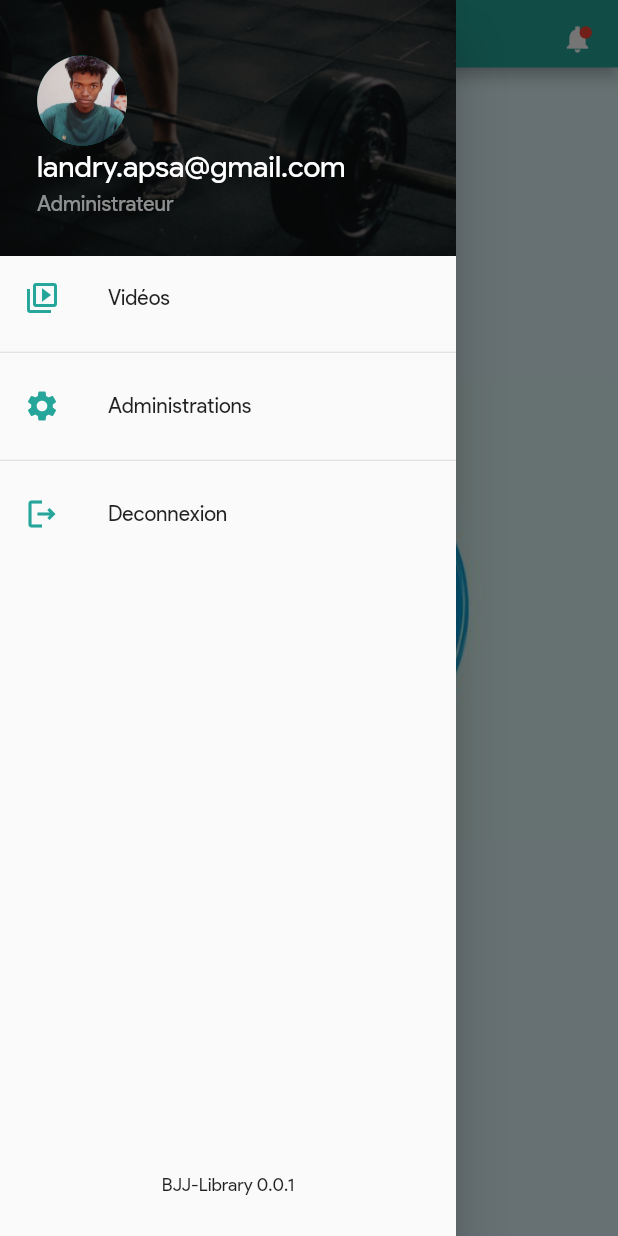
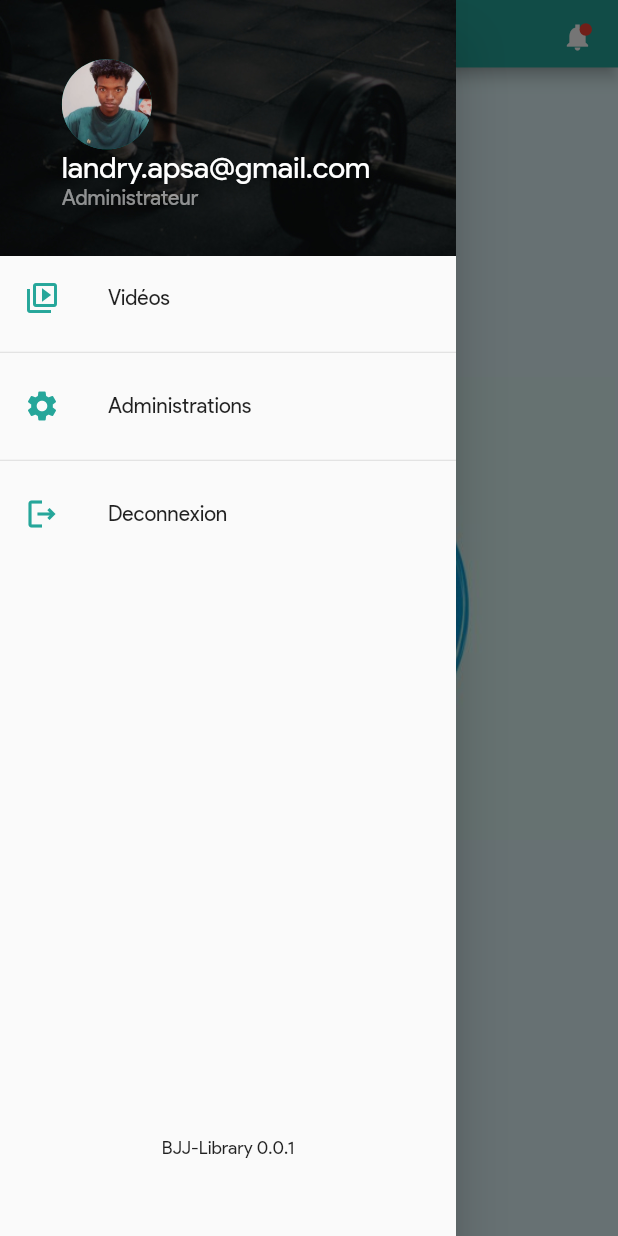
Before and after one commit to iTeam-S/Level-UP-BJJ, a Flutter app: the HomeScreen screen opened directly, with the side drawer open, on a phone screen of 412 x 824 dp. Run offline on Flutter 3.47's test engine with Material 2 defaults, Android fonts, the phone set to English and light mode, and no system bars; our stand-ins replace get, rounded_loading_button, shimmer.

Commit message:
Navigation drawer 3rd version (column centerLeft)

```diff
--- a/lib/home.dart
+++ b/lib/home.dart
@@ -24,13 +24,13 @@ class _HomeScreenState extends State<HomeScreen>{
             children: [
               Container(
                 margin: EdgeInsets.only(
-                  top: MediaQuery.of(context).size.height*0.019,
+                  top: MediaQuery.of(context).size.height*0.017,
                   right: MediaQuery.of(context).size.height*0.02
                 ),
                 child:Icon(Icons.notifications_sharp),
               ),
               Positioned(
-                top: MediaQuery.of(context).size.height*0.020,
+                top: MediaQuery.of(context).size.height*0.018,
                 right: MediaQuery.of(context).size.height*0.02,
                 child: Icon(Icons.brightness_1, size: 10, color: Colors.red),
               )
@@ -51,9 +51,16 @@ class _HomeScreenState extends State<HomeScreen>{
                   width: MediaQuery.of(context).size.width,
                 ),
                 Container(
+                  alignment: Alignment.centerLeft,
                   margin: EdgeInsets.only(
-                    top: MediaQuery.of(context).size.height*0.045,
-                    left: MediaQuery.of(context).size.width*0.06,
+                    top: MediaQuery.of(context).size.height*0.048,
+                  ),
+                  child: Column(
+                    children: [
+                      Container(
+                        alignment: Alignment.centerLeft,
+                        margin: EdgeInsets.only(
+                          left: MediaQuery.of(context).size.width*0.1,
                         ),
                         child: CircleAvatar(
                           radius: 30,
@@ -61,9 +68,9 @@ class _HomeScreenState extends State<HomeScreen>{
                         )
                       ),
                       Container(
+                        alignment: Alignment.centerLeft,
                         margin: EdgeInsets.only(
-                    top: MediaQuery.of(context).size.height*0.12,
-                    left: MediaQuery.of(context).size.width*0.06,
+                          left: MediaQuery.of(context).size.width*0.1,
                         ),
                         child: Text(
                           'landry.apsa@gmail.com',
@@ -71,9 +78,9 @@ class _HomeScreenState extends State<HomeScreen>{
                         )
                       ),
                       Container(
+                        alignment: Alignment.centerLeft,
                         margin: EdgeInsets.only(
-                    top: MediaQuery.of(context).size.height*0.155,
-                    left: MediaQuery.of(context).size.width*0.06,
+                          left: MediaQuery.of(context).size.width*0.1,
                         ),
                         child: Text(
                           'Administrateur',
@@ -82,8 +89,11 @@ class _HomeScreenState extends State<HomeScreen>{
                       )
                     ],
                   ),
+                ),
+              ],
+            ),
             Container(
-              height: MediaQuery.of(context).size.height*0.76,
+              height: MediaQuery.of(context).size.height*0.73,
               child:Column(
                 mainAxisAlignment: MainAxisAlignment.spaceBetween,
                 children:[
```
Lines whose indentation alone changed are shown as unchanged.
